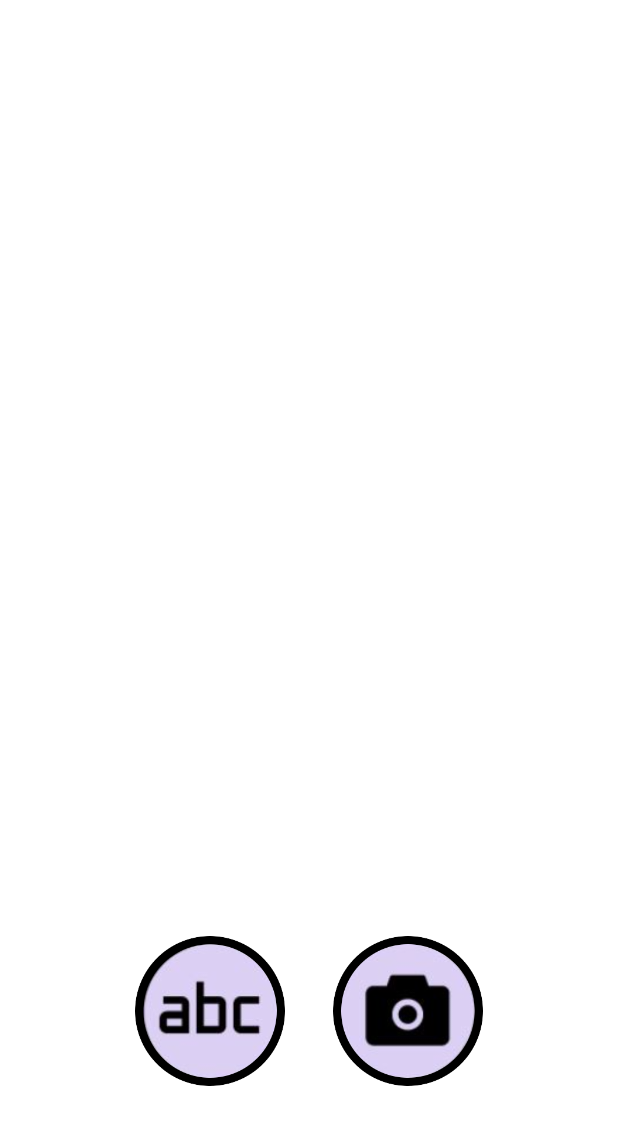
After one commit to deliasnchzgmz/MiNevera, an Android app: the layout activity_add_menu.xml on its own in the app's theme, with its tools: preview values and no code run, on a phone screen of 412 x 824 dp. The commit adds this screen. Shown: the top 1125 px of the screen. Run offline under Robolectric (Android 15) with nearby library versions, the phone set to English and light mode, and no system bars.

Commit message:
menu botones, lista no va
Lo del menú semitransparente está hecho, la última función de lista me estaba dando todo error y lo borré para currar

```diff
--- a/MiNevera/app/src/main/AndroidManifest.xml
+++ b/MiNevera/app/src/main/AndroidManifest.xml
@@ -27,7 +27,11 @@
 
         <activity android:name=".Map"
             android:exported="true"></activity>
-
+        <activity android:name=".AddMenu"
+            android:exported="true"
+            android:theme="@style/Theme.AppCompat.Translucent"></activity>
+        <activity android:name=".Camara"
+            android:exported="true"></activity>
         <activity android:name=".AddProducts"
             android:exported="true"
             android:parentActivityName="com.example.minevera.ProductList"></activity>
--- a/MiNevera/app/src/main/java/com/example/minevera/MainActivity.java
+++ b/MiNevera/app/src/main/java/com/example/minevera/MainActivity.java
@@ -61,7 +61,7 @@ public class MainActivity extends AppCompatActivity {
     public void AñadirNevera(android.view.View view) {
         Snackbar.make(findViewById(R.id.mainact), R.string.b_mas_desc,
                 Snackbar.LENGTH_SHORT).show();
-        Intent addIntent = new Intent(this, AddProducts.class);
+        Intent addIntent = new Intent(this, AddMenu.class);
         startActivity(addIntent);
     }
 
--- /dev/null
+++ b/MiNevera/app/src/main/res/layout/activity_add_menu.xml
@@ -0,0 +1,42 @@
+<?xml version="1.0" encoding="utf-8"?>
+<RelativeLayout xmlns:android="http://schemas.android.com/apk/res/android"
+    android:layout_width="match_parent"
+    android:layout_height="match_parent"
+    android:backgroundTint="@color/dark_grey">
+
+
+    <RelativeLayout
+        android:layout_width="wrap_content"
+        android:layout_height="wrap_content"
+        android:layout_alignParentBottom="true"
+        android:layout_marginBottom="100dp">
+
+        <ImageButton
+            android:id="@+id/boton_camara"
+            android:layout_width="100dp"
+            android:layout_height="100dp"
+            android:layout_alignParentEnd="true"
+            android:layout_marginEnd="90dp"
+            android:adjustViewBounds="true"
+            android:background="@android:color/transparent"
+            android:contentDescription="@string/b_camara_desc"
+            android:onClick="AbrirCamara"
+            android:scaleType="fitCenter"
+            android:src="@mipmap/b_camara" />
+
+        <ImageButton
+            android:id="@+id/boton_bbdd"
+            android:layout_width="100dp"
+            android:layout_height="100dp"
+            android:layout_alignParentStart="true"
+            android:layout_marginStart="90dp"
+            android:adjustViewBounds="true"
+            android:background="@android:color/transparent"
+            android:contentDescription="@string/b_bbdd_desc"
+            android:onClick="AñadirManualmente"
+            android:scaleType="fitCenter"
+            android:src="@mipmap/b_bbdd" />
+
+    </RelativeLayout>
+
+</RelativeLayout>
--- /dev/null
+++ b/MiNevera/app/src/main/res/layout/activity_camara.xml
@@ -0,0 +1,6 @@
+<?xml version="1.0" encoding="utf-8"?>
+<androidx.constraintlayout.widget.ConstraintLayout xmlns:android="http://schemas.android.com/apk/res/android"
+    android:layout_width="match_parent"
+    android:layout_height="match_parent">
+
+</androidx.constraintlayout.widget.ConstraintLayout>
--- a/MiNevera/app/src/main/res/values/strings.xml
+++ b/MiNevera/app/src/main/res/values/strings.xml
@@ -12,6 +12,9 @@
     <string name="b_mapa_desc">Abrir el mapa </string>
     <string name="mensaje_mainact">En tu nevera actualmente hay ...</string>
 
+    #add menu
+    <string name="b_bbdd_desc">Añadir productos a la nevera manualmente</string>
+    <string name="b_camara_desc">Abrir la cámara </string>
     # add activity
     <string name="no_content">Aún no has añadido nada</string>
     <string name="menu_insert">Añadir producto</string>
--- a/MiNevera/app/src/main/res/values/themes.xml
+++ b/MiNevera/app/src/main/res/values/themes.xml
@@ -19,4 +19,20 @@
     </style>
     <style name="Theme.MiNevera.AppBarOverlay" parent="ThemeOverlay.AppCompat.Dark.ActionBar" />
     <style name="Theme.MiNevera.PopupOverlay" parent="ThemeOverlay.AppCompat.Light" />
+
+    <!--below is the style for transparent activity obtained from geeksforgeeks.com .-->
+    <style name="Theme.AppCompat.Translucent" parent="Theme.AppCompat.NoActionBar">
+        <!--on below line we are setting background as transparent color-->
+        <item name="android:background">@android:color/transparent</item>
+        <!--on below line we are displaying the windowNotitle as true as we are not displaying our status bar-->
+        <item name="android:windowNoTitle">true</item>
+        <!--on below line we are setting our window background as transparent color-->
+        <item name="android:windowBackground">@android:color/transparent</item>
+        <!--on below line we are setting color background cache hint as null-->
+        <item name="android:colorBackgroundCacheHint">@null</item>
+        <!--on below line we are adding a window translucent as true-->
+        <item name="android:windowIsTranslucent">true</item>
+        <!--on below line we are adding a window animationstyle-->
+        <item name="android:windowAnimationStyle">@android:style/Animation</item>
+    </style>
 </resources>
```
Also changed, not shown: MiNevera/app/src/main/java/com/example/minevera/AddMenu.java (added, +32 -0 lines), MiNevera/app/src/main/java/com/example/minevera/Camara.java (added, +20 -0 lines), MiNevera/app/src/main/java/com/example/minevera/ProductList.java (+1 -7 lines), MiNevera/app/src/main/res/layout/activity_main.xml (+6 -6 lines).
